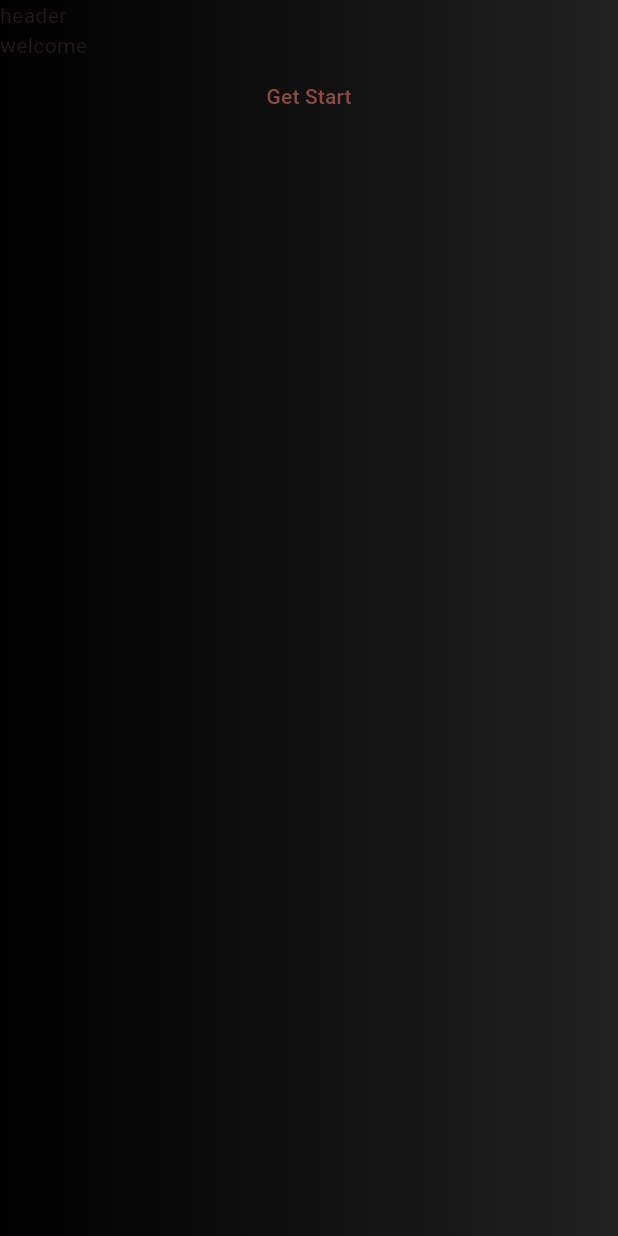
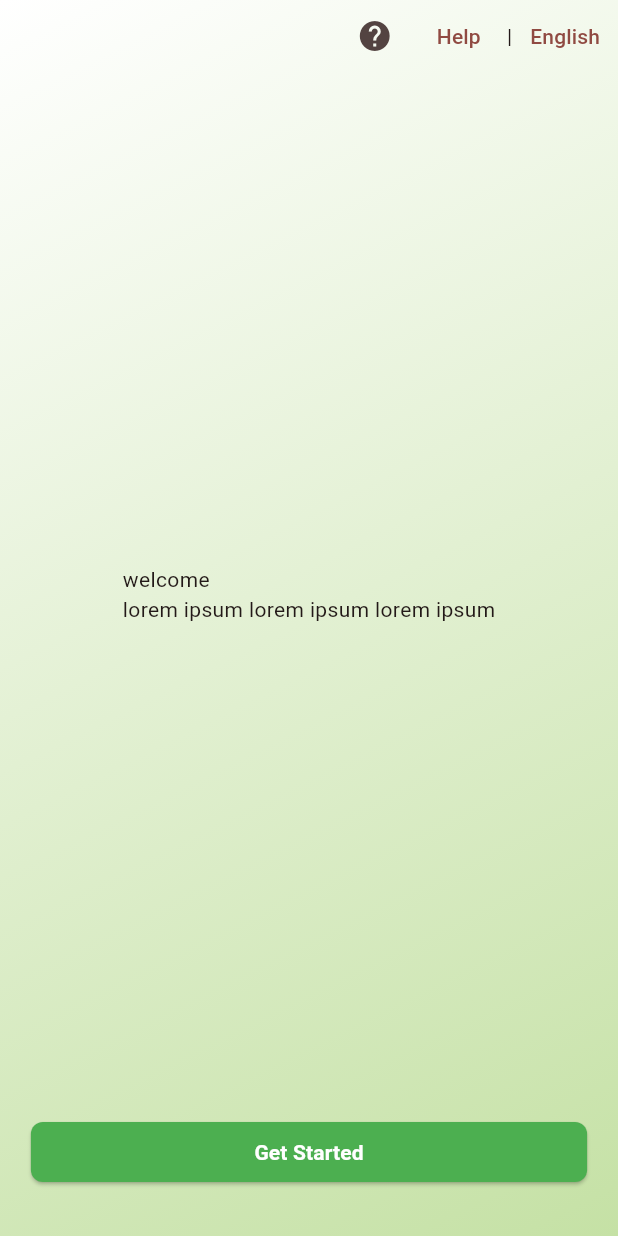
Before and after one commit to jarangit/flutter-learn-5D, a Flutter app: the screen it shows after launch, on a phone screen of 412 x 824 dp. Run offline on Flutter 3.47's test engine with Material 2 defaults, Android fonts, the phone set to English and light mode, and no system bars.

Commit message:
feat: create layout

```diff
--- a/lib/screens/welcome-screen.dart
+++ b/lib/screens/welcome-screen.dart
@@ -14,9 +14,21 @@ class _WelcomeState extends State<Welcome> {
       body: Container(
         width: double.infinity,
         decoration: BoxDecoration(
-            gradient: LinearGradient(colors: [Colors.black, Colors.black87])),
-        child: Column(
-          children: [_textHeader(), _textWelcome(), _buttonStart()],
+            gradient: LinearGradient(
+          colors: [Colors.white, Colors.lightGreen.shade200],
+          // ทิศทางของสี
+          begin: Alignment.topLeft,
+          end: Alignment.bottomRight,
+          tileMode: TileMode.repeated,
+        )),
+        child: SafeArea(
+          child: Padding(
+            padding: const EdgeInsets.only(bottom: 32.0),
+            child: Column(
+              mainAxisAlignment: MainAxisAlignment.spaceBetween,
+              children: [_textHeader(), _textWelcome(), _buttonStart()],
+            ),
+          ),
         ),
       ),
     );
@@ -25,24 +37,44 @@ class _WelcomeState extends State<Welcome> {
   //header widget
   Widget _textHeader() {
     return Row(
-      children: [Text("header")],
+      mainAxisAlignment: MainAxisAlignment.end,
+      children: [
+        IconButton(onPressed: () => "", icon: Icon(Icons.help)),
+        TextButton(
+            onPressed: () {},
+            child: Text(
+              "Help",
+            )),
+        Text(
+          "|",
+        ),
+        TextButton(onPressed: () {}, child: Text("English")),
+      ],
     );
   }
 
   //welcome widget
   Widget _textWelcome() {
-    return Row(
-      children: [Text("welcome")],
+    return Column(
+      crossAxisAlignment: CrossAxisAlignment.start,
+      children: [Text("welcome"), Text("lorem ipsum lorem ipsum lorem ipsum")],
     );
   }
 
   //button widget
   Widget _buttonStart() {
     return SizedBox(
-      child: TextButton(
-        onPressed: () => print("welcome"),
-        child: Text("Get Start"),
-      ),
-    );
+        width: MediaQuery.of(context).size.width * 0.9,
+        child: ElevatedButton(
+            onPressed: () {},
+            style: ElevatedButton.styleFrom(
+                shape: RoundedRectangleBorder(
+                    borderRadius: BorderRadius.circular(8)),
+                backgroundColor: Colors.green,
+                foregroundColor: Colors.white),
+            child: Text(
+              "Get Started",
+              style: TextStyle(fontWeight: FontWeight.bold),
+            )));
   }
 }
```
